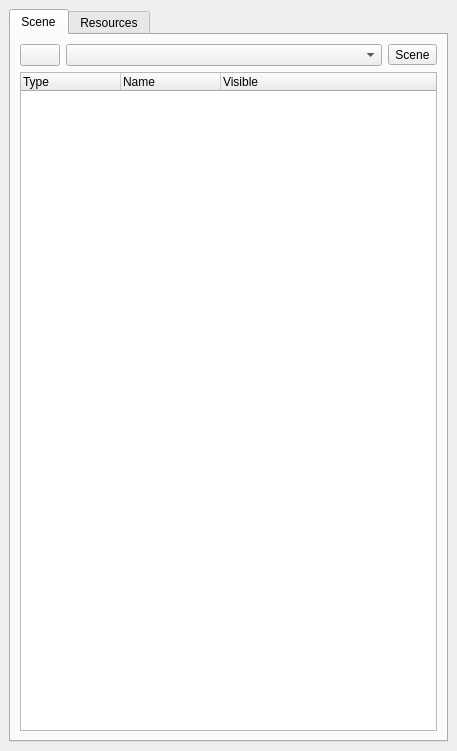
Qt form brickleedit/src/gui/scenetree/scenetreedock.ui (paarm/bricklebrit) before a commit.
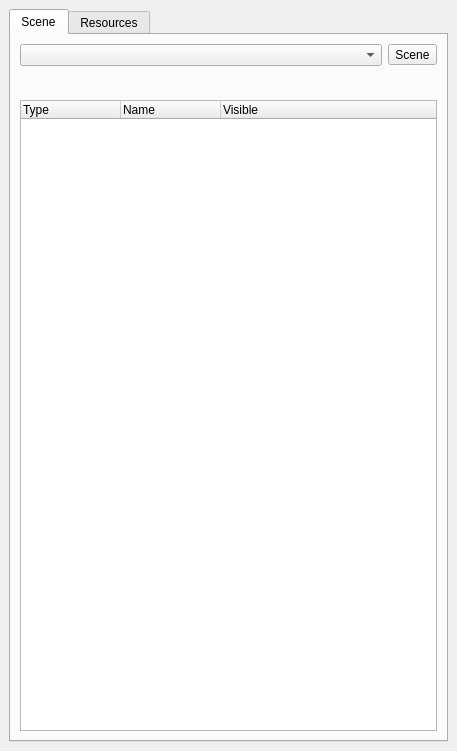
The same form after that commit. The open tabs and pages were chosen to show the change. Icons and pictures are not drawn.

Commit message: Sprite Editor + Animation Node drawing

```diff
--- a/brickleedit/src/gui/scenetree/scenetreedock.ui
+++ b/brickleedit/src/gui/scenetree/scenetreedock.ui
@@ -63,35 +63,6 @@
        <layout class="QVBoxLayout" name="verticalLayout_5">
         <item>
          <layout class="QHBoxLayout" name="horizontalLayout_2">
-          <item>
-           <widget class="QPushButton" name="newNode">
-            <property name="sizePolicy">
-             <sizepolicy hsizetype="Maximum" vsizetype="Fixed">
-              <horstretch>0</horstretch>
-              <verstretch>0</verstretch>
-             </sizepolicy>
-            </property>
-            <property name="toolTip">
-             <string>New Scene Node</string>
-            </property>
-            <property name="styleSheet">
-             <string notr="true">image: url(:/icons/newproject.png);</string>
-            </property>
-            <property name="icon">
-             <iconset resource="../resources/resource.qrc">
-              <normaloff>:/icons/new.png</normaloff>:/icons/new.png</iconset>
-            </property>
-            <property name="autoDefault">
-             <bool>false</bool>
-            </property>
-            <property name="default">
-             <bool>false</bool>
-            </property>
-            <property name="flat">
-             <bool>false</bool>
-            </property>
-           </widget>
-          </item>
           <item>
            <widget class="QComboBox" name="sceneNameOpm"/>
           </item>
@@ -107,6 +78,41 @@
           </item>
          </layout>
         </item>
+        <item>
+         <layout class="QHBoxLayout" name="horizontalLayout_5">
+          <item>
+           <widget class="QPushButton" name="newSprite">
+            <property name="toolTip">
+             <string>New Sprite Node</string>
+            </property>
+            <property name="text">
+             <string/>
+            </property>
+            <property name="icon">
+             <iconset>
+              <normalon>:/icons/newSprite.png</normalon>
+             </iconset>
+            </property>
+            <property name="flat">
+             <bool>true</bool>
+            </property>
+           </widget>
+          </item>
+          <item>
+           <spacer name="horizontalSpacer_2">
+            <property name="orientation">
+             <enum>Qt::Horizontal</enum>
+            </property>
+            <property name="sizeHint" stdset="0">
+             <size>
+              <width>40</width>
+              <height>20</height>
+             </size>
+            </property>
+           </spacer>
+          </item>
+         </layout>
+        </item>
         <item>
          <widget class="QTreeWidget" name="treeWidget">
           <property name="sizePolicy">
```
Left out of the diff: 2 changed lines with no effect on the pictures. The commit also changes 9 other files.
